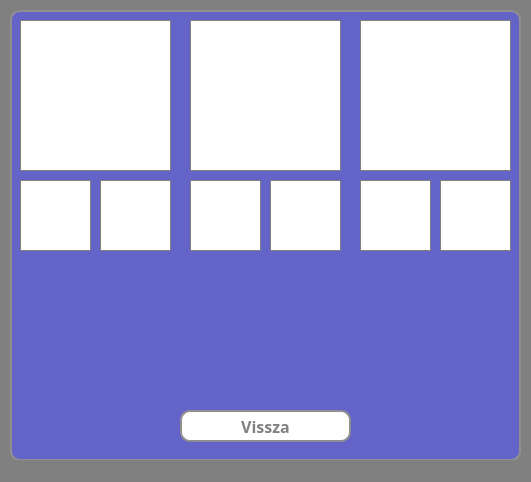
The window that src/main/resources/ui/default/resultsWindow.ui (pkristof1999/Szakdolgozat) describes before a commit, drawn with Qt 5.
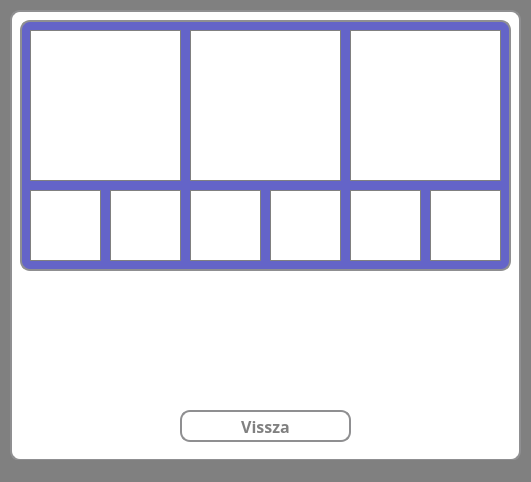
The same window after the commit.

```diff
--- a/src/main/resources/ui/default/resultsWindow.ui
+++ b/src/main/resources/ui/default/resultsWindow.ui
@@ -30,226 +30,19 @@
     </property>
     <property name="styleSheet">
      <string notr="true">* {
-	background-color: rgb(100, 100, 200);
+	background-color: white;
 	border: 2px solid #8f8f91;
 	border-radius: 10px;
-	color: white;
+	color: rgb(100, 100, 200);
 	font-size: 16px;
 	font-weight: bold;
 }</string>
     </property>
-    <widget class="QFrame" name="learnMedal">
-     <property name="geometry">
-      <rect>
-       <x>10</x>
-       <y>10</y>
-       <width>151</width>
-       <height>151</height>
-      </rect>
-     </property>
-     <property name="styleSheet">
-      <string notr="true">* {
-border: 1px solid grey;
-border-radius: 0px;
-background-color: white;
-}</string>
-     </property>
-     <property name="frameShape">
-      <enum>QFrame::StyledPanel</enum>
-     </property>
-     <property name="frameShadow">
-      <enum>QFrame::Raised</enum>
-     </property>
-    </widget>
-    <widget class="QFrame" name="quizMedal">
-     <property name="geometry">
-      <rect>
-       <x>180</x>
-       <y>10</y>
-       <width>151</width>
-       <height>151</height>
-      </rect>
-     </property>
-     <property name="styleSheet">
-      <string notr="true">* {
-border: 1px solid grey;
-border-radius: 0px;
-background-color: white;
-}</string>
-     </property>
-     <property name="frameShape">
-      <enum>QFrame::StyledPanel</enum>
-     </property>
-     <property name="frameShadow">
-      <enum>QFrame::Raised</enum>
-     </property>
-    </widget>
-    <widget class="QFrame" name="emailMedal">
-     <property name="geometry">
-      <rect>
-       <x>350</x>
-       <y>10</y>
-       <width>151</width>
-       <height>151</height>
-      </rect>
-     </property>
-     <property name="styleSheet">
-      <string notr="true">* {
-border: 1px solid grey;
-border-radius: 0px;
-background-color: white;
-}</string>
-     </property>
-     <property name="frameShape">
-      <enum>QFrame::StyledPanel</enum>
-     </property>
-     <property name="frameShadow">
-      <enum>QFrame::Raised</enum>
-     </property>
-    </widget>
-    <widget class="QFrame" name="badge01">
-     <property name="geometry">
-      <rect>
-       <x>10</x>
-       <y>170</y>
-       <width>71</width>
-       <height>71</height>
-      </rect>
-     </property>
-     <property name="styleSheet">
-      <string notr="true">* {
-border: 1px solid grey;
-border-radius: 0px;
-background-color: white;
-}</string>
-     </property>
-     <property name="frameShape">
-      <enum>QFrame::StyledPanel</enum>
-     </property>
-     <property name="frameShadow">
-      <enum>QFrame::Raised</enum>
-     </property>
-    </widget>
-    <widget class="QFrame" name="badge02">
-     <property name="geometry">
-      <rect>
-       <x>90</x>
-       <y>170</y>
-       <width>71</width>
-       <height>71</height>
-      </rect>
-     </property>
-     <property name="styleSheet">
-      <string notr="true">* {
-border: 1px solid grey;
-border-radius: 0px;
-background-color: white;
-}</string>
-     </property>
-     <property name="frameShape">
-      <enum>QFrame::StyledPanel</enum>
-     </property>
-     <property name="frameShadow">
-      <enum>QFrame::Raised</enum>
-     </property>
-    </widget>
-    <widget class="QFrame" name="badge03">
-     <property name="geometry">
-      <rect>
-       <x>180</x>
-       <y>170</y>
-       <width>71</width>
-       <height>71</height>
-      </rect>
-     </property>
-     <property name="styleSheet">
-      <string notr="true">* {
-border: 1px solid grey;
-border-radius: 0px;
-background-color: white;
-}</string>
-     </property>
-     <property name="frameShape">
-      <enum>QFrame::StyledPanel</enum>
-     </property>
-     <property name="frameShadow">
-      <enum>QFrame::Raised</enum>
-     </property>
-    </widget>
-    <widget class="QFrame" name="badge04">
-     <property name="geometry">
-      <rect>
-       <x>260</x>
-       <y>170</y>
-       <width>71</width>
-       <height>71</height>
-      </rect>
-     </property>
-     <property name="styleSheet">
-      <string notr="true">* {
-border: 1px solid grey;
-border-radius: 0px;
-background-color: white;
-}</string>
-     </property>
-     <property name="frameShape">
-      <enum>QFrame::StyledPanel</enum>
-     </property>
-     <property name="frameShadow">
-      <enum>QFrame::Raised</enum>
-     </property>
-    </widget>
-    <widget class="QFrame" name="badge05">
-     <property name="geometry">
-      <rect>
-       <x>350</x>
-       <y>170</y>
-       <width>71</width>
-       <height>71</height>
-      </rect>
-     </property>
-     <property name="styleSheet">
-      <string notr="true">* {
-border: 1px solid grey;
-border-radius: 0px;
-background-color: white;
-}</string>
-     </property>
-     <property name="frameShape">
-      <enum>QFrame::StyledPanel</enum>
-     </property>
-     <property name="frameShadow">
-      <enum>QFrame::Raised</enum>
-     </property>
-    </widget>
-    <widget class="QFrame" name="badge06">
-     <property name="geometry">
-      <rect>
-       <x>430</x>
-       <y>170</y>
-       <width>71</width>
-       <height>71</height>
-      </rect>
-     </property>
-     <property name="styleSheet">
-      <string notr="true">* {
-border: 1px solid grey;
-border-radius: 0px;
-background-color: white;
-}</string>
-     </property>
-     <property name="frameShape">
-      <enum>QFrame::StyledPanel</enum>
-     </property>
-     <property name="frameShadow">
-      <enum>QFrame::Raised</enum>
-     </property>
-    </widget>
     <widget class="QLabel" name="userScore">
      <property name="geometry">
       <rect>
        <x>90</x>
-       <y>270</y>
+       <y>300</y>
        <width>331</width>
        <height>81</height>
       </rect>
@@ -302,6 +95,228 @@
       <string>Vissza</string>
      </property>
     </widget>
+    <widget class="QWidget" name="widget_2" native="true">
+     <property name="geometry">
+      <rect>
+       <x>10</x>
+       <y>10</y>
+       <width>491</width>
+       <height>251</height>
+      </rect>
+     </property>
+     <property name="styleSheet">
+      <string notr="true">* {
+	background-color: rgb(100, 100, 200);
+}</string>
+     </property>
+     <widget class="QFrame" name="learnMedal">
+      <property name="geometry">
+       <rect>
+        <x>10</x>
+        <y>10</y>
+        <width>151</width>
+        <height>151</height>
+       </rect>
+      </property>
+      <property name="styleSheet">
+       <string notr="true">* {
+border: 1px solid grey;
+border-radius: 0px;
+background-color: white;
+}</string>
+      </property>
+      <property name="frameShape">
+       <enum>QFrame::StyledPanel</enum>
+      </property>
+      <property name="frameShadow">
+       <enum>QFrame::Raised</enum>
+      </property>
+     </widget>
+     <widget class="QFrame" name="quizMedal">
+      <property name="geometry">
+       <rect>
+        <x>170</x>
+        <y>10</y>
+        <width>151</width>
+        <height>151</height>
+       </rect>
+      </property>
+      <property name="styleSheet">
+       <string notr="true">* {
+border: 1px solid grey;
+border-radius: 0px;
+background-color: white;
+}</string>
+      </property>
+      <property name="frameShape">
+       <enum>QFrame::StyledPanel</enum>
+      </property>
+      <property name="frameShadow">
+       <enum>QFrame::Raised</enum>
+      </property>
+     </widget>
+     <widget class="QFrame" name="emailMedal">
+      <property name="geometry">
+       <rect>
+        <x>330</x>
+        <y>10</y>
+        <width>151</width>
+        <height>151</height>
+       </rect>
+      </property>
+      <property name="styleSheet">
+       <string notr="true">* {
+border: 1px solid grey;
+border-radius: 0px;
+background-color: white;
+}</string>
+      </property>
+      <property name="frameShape">
+       <enum>QFrame::StyledPanel</enum>
+      </property>
+      <property name="frameShadow">
+       <enum>QFrame::Raised</enum>
+      </property>
+     </widget>
+     <widget class="QFrame" name="badge01">
+      <property name="geometry">
+       <rect>
+        <x>10</x>
+        <y>170</y>
+        <width>71</width>
+        <height>71</height>
+       </rect>
+      </property>
+      <property name="styleSheet">
+       <string notr="true">* {
+border: 1px solid grey;
+border-radius: 0px;
+background-color: white;
+}</string>
+      </property>
+      <property name="frameShape">
+       <enum>QFrame::StyledPanel</enum>
+      </property>
+      <property name="frameShadow">
+       <enum>QFrame::Raised</enum>
+      </property>
+     </widget>
+     <widget class="QFrame" name="badge02">
+      <property name="geometry">
+       <rect>
+        <x>90</x>
+        <y>170</y>
+        <width>71</width>
+        <height>71</height>
+       </rect>
+      </property>
+      <property name="styleSheet">
+       <string notr="true">* {
+border: 1px solid grey;
+border-radius: 0px;
+background-color: white;
+}</string>
+      </property>
+      <property name="frameShape">
+       <enum>QFrame::StyledPanel</enum>
+      </property>
+      <property name="frameShadow">
+       <enum>QFrame::Raised</enum>
+      </property>
+     </widget>
+     <widget class="QFrame" name="badge03">
+      <property name="geometry">
+       <rect>
+        <x>170</x>
+        <y>170</y>
+        <width>71</width>
+        <height>71</height>
+       </rect>
+      </property>
+      <property name="styleSheet">
+       <string notr="true">* {
+border: 1px solid grey;
+border-radius: 0px;
+background-color: white;
+}</string>
+      </property>
+      <property name="frameShape">
+       <enum>QFrame::StyledPanel</enum>
+      </property>
+      <property name="frameShadow">
+       <enum>QFrame::Raised</enum>
+      </property>
+     </widget>
+     <widget class="QFrame" name="badge04">
+      <property name="geometry">
+       <rect>
+        <x>250</x>
+        <y>170</y>
+        <width>71</width>
+        <height>71</height>
+       </rect>
+      </property>
+      <property name="styleSheet">
+       <string notr="true">* {
+border: 1px solid grey;
+border-radius: 0px;
+background-color: white;
+}</string>
+      </property>
+      <property name="frameShape">
+       <enum>QFrame::StyledPanel</enum>
+      </property>
+      <property name="frameShadow">
+       <enum>QFrame::Raised</enum>
+      </property>
+     </widget>
+     <widget class="QFrame" name="badge05">
+      <property name="geometry">
+       <rect>
+        <x>330</x>
+        <y>170</y>
+        <width>71</width>
+        <height>71</height>
+       </rect>
+      </property>
+      <property name="styleSheet">
+       <string notr="true">* {
+border: 1px solid grey;
+border-radius: 0px;
+background-color: white;
+}</string>
+      </property>
+      <property name="frameShape">
+       <enum>QFrame::StyledPanel</enum>
+      </property>
+      <property name="frameShadow">
+       <enum>QFrame::Raised</enum>
+      </property>
+     </widget>
+     <widget class="QFrame" name="badge06">
+      <property name="geometry">
+       <rect>
+        <x>410</x>
+        <y>170</y>
+        <width>71</width>
+        <height>71</height>
+       </rect>
+      </property>
+      <property name="styleSheet">
+       <string notr="true">* {
+border: 1px solid grey;
+border-radius: 0px;
+background-color: white;
+}</string>
+      </property>
+      <property name="frameShape">
+       <enum>QFrame::StyledPanel</enum>
+      </property>
+      <property name="frameShadow">
+       <enum>QFrame::Raised</enum>
+      </property>
+     </widget>
+    </widget>
    </widget>
   </widget>
   <widget class="QStatusBar" name="statusbar"/>
```
